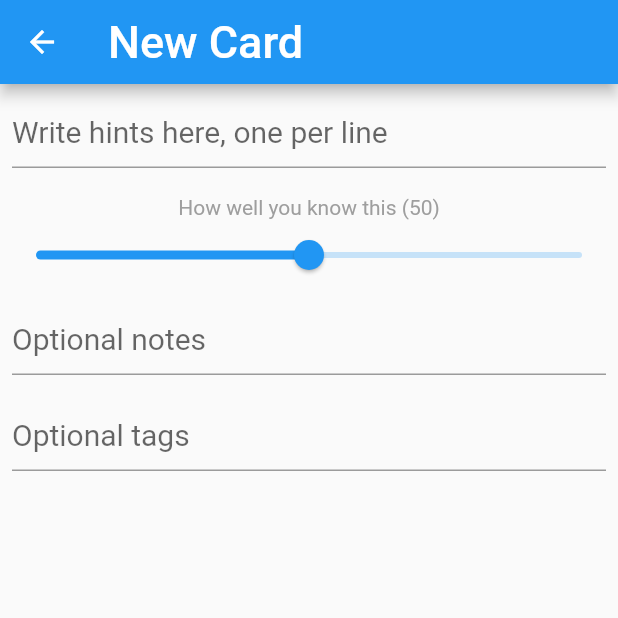
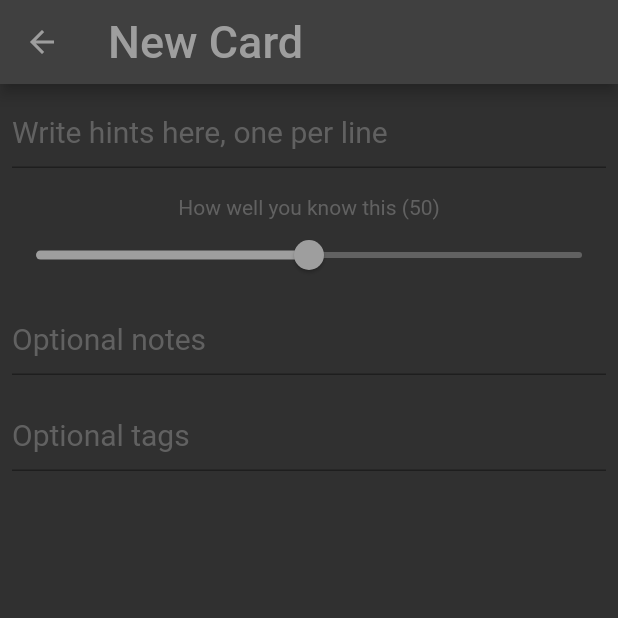
Before and after one commit to fmaylinch/hints-app, a Flutter app: the screen it shows after launch, after a tap on the "add" icon, on a phone screen of 412 x 824 dp, the top half of it. Run offline on Flutter 3.47's test engine with Material 2 defaults, Android fonts, the phone set to English and light mode, and no system bars; network calls fail.

Commit message:
Style changes - dark mode

```diff
--- a/lib/card_edit_screen.dart
+++ b/lib/card_edit_screen.dart
@@ -1,6 +1,10 @@
 import 'package:flutter/material.dart';
 import 'score_slider.dart';
 import 'hints_card.dart';
+
+var primaryTextColor = Colors.grey;
+var hintTextColor = Colors.grey[700];
+var backgroundColor = Color(0xFF303030);
 
 /// Edits a card, which may have empty data (in case it's a new card)
 /// It pops a CardScreenResponse with the card and action to do.
@@ -48,10 +52,11 @@ class _CardEditScreenState extends State<CardEditScreen> {
       onWillPop: () async => _saveCardAndGoBack(),
       child: Scaffold(
         appBar: AppBar(
-            title: Text(title, style: TextStyle(fontSize: 30, color: Colors.white)),
+            title: Text(title, style: TextStyle(fontSize: 30)),
           actions: actions,
         ),
         body: Container(
+          color: backgroundColor,
           child: ListView(
             children: [
               _buildField(_hintsController, "Write hints here, one per line"),
@@ -105,10 +110,13 @@ class _CardEditScreenState extends State<CardEditScreen> {
     return Container(
       padding: EdgeInsets.all(8),
       child: TextFormField(
-          decoration: InputDecoration(hintText: hintText),
+          decoration: InputDecoration(
+              hintText: hintText,
+              hintStyle: TextStyle(color: hintTextColor)
+          ),
           style: TextStyle(fontSize: 20),
           maxLines: maxLines,
-          controller: controller
+          controller: controller,
       ),
     );
   }
--- a/lib/card_view_screen.dart
+++ b/lib/card_view_screen.dart
@@ -3,6 +3,10 @@ import 'dart:math';
 import 'package:flutter/material.dart';
 import 'score_slider.dart';
 import 'hints_card.dart';
+
+var primaryTextColor = Colors.grey;
+var hintTextColor = Colors.grey[700];
+var backgroundColor = Color(0xFF303030);
 
 /// Views a card, first showing one of the hints,
 /// and a button to display the rest.
@@ -37,8 +41,8 @@ class _CardViewScreenState extends State<CardViewScreen> {
     var hint = "Try to write the answer here";
 
     final answer = TextFormField(
-        decoration: InputDecoration(hintText: hint),
-        style: TextStyle(fontSize: 20),
+        decoration: InputDecoration(hintText: hint, hintStyle: TextStyle(color: hintTextColor)),
+        style: TextStyle(fontSize: 20, color: primaryTextColor),
         maxLines: null,
         controller: _answerCtrl
     );
@@ -83,14 +87,15 @@ class _CardViewScreenState extends State<CardViewScreen> {
       onWillPop: () async => _saveCardAndGoBack(),
       child: Scaffold(
         appBar: AppBar(
-          title: Text('View Card', style: TextStyle(fontSize: 30, color: Colors.white)),
+          title: Text('View Card', style: TextStyle(fontSize: 30)),
           actions: <Widget>[
             IconButton(
                 icon: Icon(Icons.edit), onPressed: () => _editCard())
           ],
         ),
         body: Container(
-          margin: EdgeInsets.all(10),
+          color: backgroundColor,
+          padding: EdgeInsets.all(10),
           child: ListView(
               children: widgets.map((w) => Container(
                 child: w,
--- a/lib/hints_cards.dart
+++ b/lib/hints_cards.dart
@@ -5,6 +5,11 @@ import 'main.dart';
 import 'card_edit_screen.dart';
 import 'cards_repo.dart';
 import 'hints_card.dart';
+
+// TODO: Organise these colors. With theme? Also, how to change field underline?
+var primaryTextColor = Colors.grey;
+var hintTextColor = Colors.grey[700];
+var backgroundColor = Color(0xFF303030);
 
 class HintsCards extends StatefulWidget {
 
@@ -48,20 +53,21 @@ class HintsCardsState extends State<HintsCards> {
     return Scaffold(
       key: _scaffoldKey,
       appBar: AppBar(
-        title: Text('All Cards', style: TextStyle(fontSize: 30, color: Colors.white)),
+        title: Text('Hint Cards', style: TextStyle(fontSize: 30)),
         actions: <Widget>[
           IconButton(icon: _cardsSortType.icon(), onPressed: () => _sortCards(changeSortType: true)),
           IconButton(icon: Icon(Icons.play_arrow), onPressed: () => _playOneCard()),
           IconButton(icon: Icon(Icons.add), onPressed: () => _pushCreateCard())
         ],
       ),
-      body: Column(
+      body: Container(
+            color: backgroundColor,
+            child: Column(
               children: <Widget>[
                 SearchBar(_searchCtrl, (q) => _filterCardsBySearchQuery()),
                 Expanded(child: _buildCardList())
               ],
-      )
-    );
+            )));
   }
 
   void _filterCardsBySearchQuery() {
@@ -141,21 +147,34 @@ class HintsCardsState extends State<HintsCards> {
         .toList();
 
     final colors = [
-      Colors.red[200], Colors.red[100],
-      Colors.orange[200], Colors.orange[100],
-      Colors.grey[200], Colors.white,
-      Colors.blue[100], Colors.blue[200],
-      Colors.green[100], Colors.green[200]
+      Colors.red[700], Colors.red[500],
+      Colors.orange[700], Colors.orange[500],
+      Colors.grey[600], Colors.grey[800],
+      Colors.blue[700], Colors.blue[500],
+      Colors.green[700], Colors.green[500]
     ];
 
     final color = colors[min(card.score ~/ 10, 9)];
 
     return Container(
-      decoration: BoxDecoration(color: color),
+      //decoration: BoxDecoration(color: color),
       child: ListTile(
-          title: Row(
+          title: Column(
+            children: <Widget>[
+              Row(
                   mainAxisAlignment: MainAxisAlignment.spaceBetween,
                   children: hintWidgets
+              ),
+              SizedBox(
+                height: 1,
+                child: LinearProgressIndicator(
+                  value: card.score / 100,
+                  valueColor: AlwaysStoppedAnimation<Color>(color),
+                  backgroundColor: Colors.grey[800],
+                )
+                ,
+              )
+            ],
           ),
           onTap: () => _pushEditCard(card)
 
@@ -304,8 +323,9 @@ class SearchBar extends StatelessWidget {
       Expanded(
         child: TextField(
           decoration: InputDecoration(
-              hintText: "Search...",
-              prefixIcon: Icon(Icons.search)
+              hintText: "Search…",
+              hintStyle: TextStyle(fontSize: 20, color: hintTextColor),
+              prefixIcon: Icon(Icons.search, color: hintTextColor)
           ),
           style: TextStyle(fontSize: 20),
           controller: ctrl,
--- a/lib/main.dart
+++ b/lib/main.dart
@@ -12,7 +12,39 @@ class MyApp extends StatelessWidget {
   Widget build(BuildContext context) {
     return MaterialApp(
       theme: ThemeData(
-          primaryColor: Colors.blue
+        primaryColor: Color(0xFF404040),
+        iconTheme: IconThemeData(
+          color: Colors.grey // normal Icon
+        ),
+        primaryIconTheme: IconThemeData(
+            color: Colors.grey // AppBar IconButton
+        ),
+        primaryTextTheme: TextTheme(
+            title: TextStyle(color: Colors.grey), // AppBar title
+            subtitle: TextStyle(color: Colors.orange), // ?
+            display1: TextStyle(color: Colors.pink), // ?
+            display2: TextStyle(color: Colors.purple), // ?
+            display3: TextStyle(color: Colors.red), // ?
+            display4: TextStyle(color: Colors.cyan), // ?
+            body1: TextStyle(color: Colors.brown), // ?
+            body2: TextStyle(color: Colors.yellow), // ?
+            headline: TextStyle(color: Colors.green), // ?
+            subhead: TextStyle(color: Colors.amber) // ?
+        ),
+        textTheme: TextTheme(
+            caption: TextStyle(color: Colors.brown),
+            overline: TextStyle(color: Colors.teal),
+            title: TextStyle(color: Colors.blue), // ?
+            subtitle: TextStyle(color: Colors.orange), // ?
+            display1: TextStyle(color: Colors.pink), // ?
+            display2: TextStyle(color: Colors.purple), // ?
+            display3: TextStyle(color: Colors.red), // ?
+            display4: TextStyle(color: Colors.cyan), // ?
+            body1: TextStyle(color: Colors.grey), // non-list text
+            body2: TextStyle(color: Colors.yellow), // ?
+            headline: TextStyle(color: Colors.green), // ?
+            subhead: TextStyle(color: Colors.grey) // list text
+        )
       ),
       home: ServicesWidget(child: HintsCards())
     );
--- a/lib/score_slider.dart
+++ b/lib/score_slider.dart
@@ -1,4 +1,7 @@
 import 'package:flutter/material.dart';
+
+var primaryTextColor = Colors.grey;
+var hintTextColor = Colors.grey[700];
 
 class ScoreSlider extends StatelessWidget {
 
@@ -14,11 +17,13 @@ class ScoreSlider extends StatelessWidget {
       children: <Widget>[
         Padding(
             padding: EdgeInsets.only(top: 10),
-            child: Text("How well you know this ($score)", style: TextStyle(color: Colors.grey))
+            child: Text("How well you know this ($score)", style: TextStyle(color: hintTextColor))
         ),
         Slider(
           value: score.toDouble(),
           onChanged: onChanged,
+          activeColor: primaryTextColor,
+          inactiveColor: hintTextColor,
           min: 0,
           max: 100,
         )
```
Lines whose indentation alone changed are shown as unchanged.
